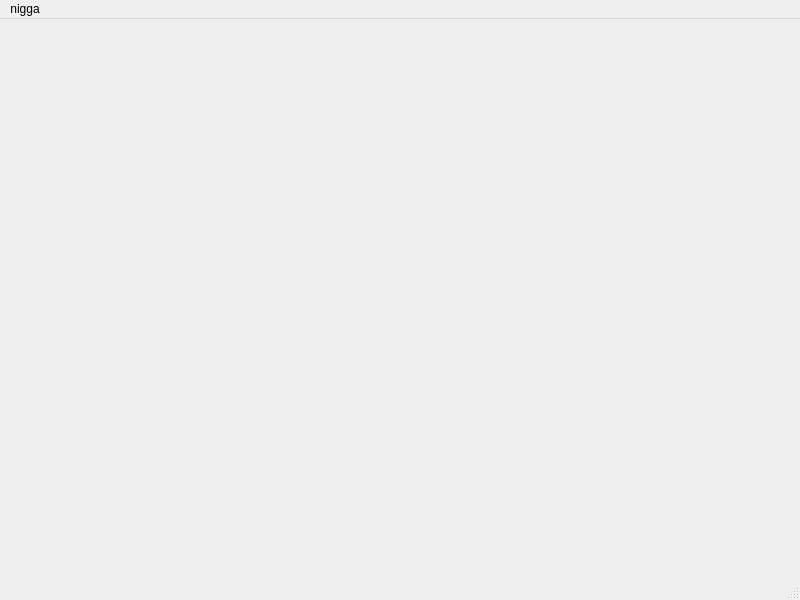
This is SocialMediaApp/socialmediaapp.ui in TayyabKhalid25/2nd_Semester_Social_Media_App as Qt 5 draws it before an edit. The edited form follows.
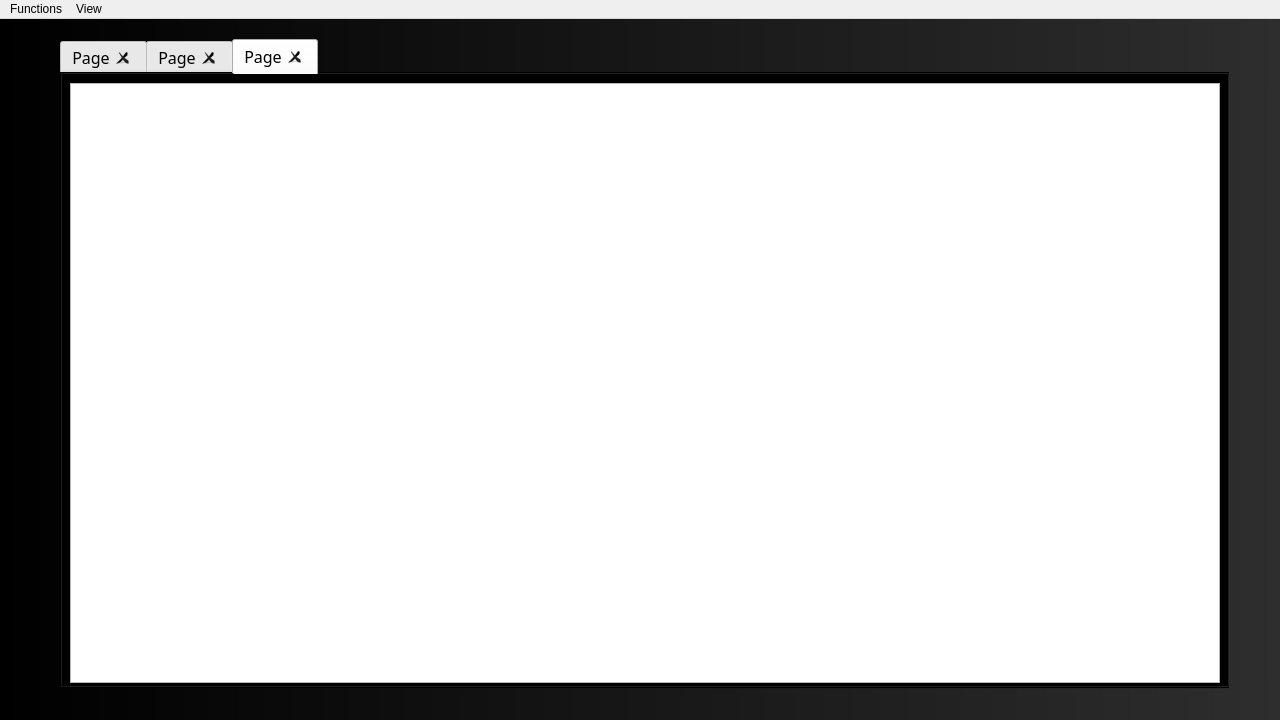
This is the edited form.

The edit to the form file:
```diff
--- a/SocialMediaApp/socialmediaapp.ui
+++ b/SocialMediaApp/socialmediaapp.ui
@@ -6,31 +6,458 @@
    <rect>
     <x>0</x>
     <y>0</y>
-    <width>800</width>
-    <height>600</height>
+    <width>1280</width>
+    <height>720</height>
    </rect>
   </property>
+  <property name="palette">
+   <palette>
+    <active>
+     <colorrole role="Button">
+      <brush brushstyle="LinearGradientPattern">
+       <gradient startx="0.000000000000000" starty="0.000000000000000" endx="1.000000000000000" endy="0.000000000000000" type="LinearGradient" spread="PadSpread" coordinatemode="ObjectBoundingMode">
+        <gradientstop position="0.000000000000000">
+         <color alpha="255">
+          <red>0</red>
+          <green>0</green>
+          <blue>0</blue>
+         </color>
+        </gradientstop>
+        <gradientstop position="1.000000000000000">
+         <color alpha="255">
+          <red>46</red>
+          <green>46</green>
+          <blue>46</blue>
+         </color>
+        </gradientstop>
+       </gradient>
+      </brush>
+     </colorrole>
+     <colorrole role="Base">
+      <brush brushstyle="LinearGradientPattern">
+       <gradient startx="0.000000000000000" starty="0.000000000000000" endx="1.000000000000000" endy="0.000000000000000" type="LinearGradient" spread="PadSpread" coordinatemode="ObjectBoundingMode">
+        <gradientstop position="0.000000000000000">
+         <color alpha="255">
+          <red>0</red>
+          <green>0</green>
+          <blue>0</blue>
+         </color>
+        </gradientstop>
+        <gradientstop position="1.000000000000000">
+         <color alpha="255">
+          <red>46</red>
+          <green>46</green>
+          <blue>46</blue>
+         </color>
+        </gradientstop>
+       </gradient>
+      </brush>
+     </colorrole>
+     <colorrole role="Window">
+      <brush brushstyle="LinearGradientPattern">
+       <gradient startx="0.000000000000000" starty="0.000000000000000" endx="1.000000000000000" endy="0.000000000000000" type="LinearGradient" spread="PadSpread" coordinatemode="ObjectBoundingMode">
+        <gradientstop position="0.000000000000000">
+         <color alpha="255">
+          <red>0</red>
+          <green>0</green>
+          <blue>0</blue>
+         </color>
+        </gradientstop>
+        <gradientstop position="1.000000000000000">
+         <color alpha="255">
+          <red>46</red>
+          <green>46</green>
+          <blue>46</blue>
+         </color>
+        </gradientstop>
+       </gradient>
+      </brush>
+     </colorrole>
+    </active>
+    <inactive>
+     <colorrole role="Button">
+      <brush brushstyle="LinearGradientPattern">
+       <gradient startx="0.000000000000000" starty="0.000000000000000" endx="1.000000000000000" endy="0.000000000000000" type="LinearGradient" spread="PadSpread" coordinatemode="ObjectBoundingMode">
+        <gradientstop position="0.000000000000000">
+         <color alpha="255">
+          <red>0</red>
+          <green>0</green>
+          <blue>0</blue>
+         </color>
+        </gradientstop>
+        <gradientstop position="1.000000000000000">
+         <color alpha="255">
+          <red>46</red>
+          <green>46</green>
+          <blue>46</blue>
+         </color>
+        </gradientstop>
+       </gradient>
+      </brush>
+     </colorrole>
+     <colorrole role="Base">
+      <brush brushstyle="LinearGradientPattern">
+       <gradient startx="0.000000000000000" starty="0.000000000000000" endx="1.000000000000000" endy="0.000000000000000" type="LinearGradient" spread="PadSpread" coordinatemode="ObjectBoundingMode">
+        <gradientstop position="0.000000000000000">
+         <color alpha="255">
+          <red>0</red>
+          <green>0</green>
+          <blue>0</blue>
+         </color>
+        </gradientstop>
+        <gradientstop position="1.000000000000000">
+         <color alpha="255">
+          <red>46</red>
+          <green>46</green>
+          <blue>46</blue>
+         </color>
+        </gradientstop>
+       </gradient>
+      </brush>
+     </colorrole>
+     <colorrole role="Window">
+      <brush brushstyle="LinearGradientPattern">
+       <gradient startx="0.000000000000000" starty="0.000000000000000" endx="1.000000000000000" endy="0.000000000000000" type="LinearGradient" spread="PadSpread" coordinatemode="ObjectBoundingMode">
+        <gradientstop position="0.000000000000000">
+         <color alpha="255">
+          <red>0</red>
+          <green>0</green>
+          <blue>0</blue>
+         </color>
+        </gradientstop>
+        <gradientstop position="1.000000000000000">
+         <color alpha="255">
+          <red>46</red>
+          <green>46</green>
+          <blue>46</blue>
+         </color>
+        </gradientstop>
+       </gradient>
+      </brush>
+     </colorrole>
+    </inactive>
+    <disabled>
+     <colorrole role="Button">
+      <brush brushstyle="LinearGradientPattern">
+       <gradient startx="0.000000000000000" starty="0.000000000000000" endx="1.000000000000000" endy="0.000000000000000" type="LinearGradient" spread="PadSpread" coordinatemode="ObjectBoundingMode">
+        <gradientstop position="0.000000000000000">
+         <color alpha="255">
+          <red>0</red>
+          <green>0</green>
+          <blue>0</blue>
+         </color>
+        </gradientstop>
+        <gradientstop position="1.000000000000000">
+         <color alpha="255">
+          <red>46</red>
+          <green>46</green>
+          <blue>46</blue>
+         </color>
+        </gradientstop>
+       </gradient>
+      </brush>
+     </colorrole>
+     <colorrole role="Base">
+      <brush brushstyle="LinearGradientPattern">
+       <gradient startx="0.000000000000000" starty="0.000000000000000" endx="1.000000000000000" endy="0.000000000000000" type="LinearGradient" spread="PadSpread" coordinatemode="ObjectBoundingMode">
+        <gradientstop position="0.000000000000000">
+         <color alpha="255">
+          <red>0</red>
+          <green>0</green>
+          <blue>0</blue>
+         </color>
+        </gradientstop>
+        <gradientstop position="1.000000000000000">
+         <color alpha="255">
+          <red>46</red>
+          <green>46</green>
+          <blue>46</blue>
+         </color>
+        </gradientstop>
+       </gradient>
+      </brush>
+     </colorrole>
+     <colorrole role="Window">
+      <brush brushstyle="LinearGradientPattern">
+       <gradient startx="0.000000000000000" starty="0.000000000000000" endx="1.000000000000000" endy="0.000000000000000" type="LinearGradient" spread="PadSpread" coordinatemode="ObjectBoundingMode">
+        <gradientstop position="0.000000000000000">
+         <color alpha="255">
+          <red>0</red>
+          <green>0</green>
+          <blue>0</blue>
+         </color>
+        </gradientstop>
+        <gradientstop position="1.000000000000000">
+         <color alpha="255">
+          <red>46</red>
+          <green>46</green>
+          <blue>46</blue>
+         </color>
+        </gradientstop>
+       </gradient>
+      </brush>
+     </colorrole>
+    </disabled>
+   </palette>
+  </property>
   <property name="windowTitle">
    <string>SocialMediaApp</string>
   </property>
-  <widget class="QWidget" name="centralwidget"/>
-  <widget class="QMenuBar" name="menubar">
+  <property name="autoFillBackground">
+   <bool>false</bool>
+  </property>
+  <property name="styleSheet">
+   <string notr="true">QMainWindow
+{
+background-color: qlineargradient(spread:pad, x1:0, y1:0, x2:1, y2:0, stop:0 rgba(0, 0, 0, 255), stop:1 rgba(46, 46, 46, 255));
+}
+</string>
+  </property>
+  <widget class="QWidget" name="centralwidget">
+   <widget class="QTabWidget" name="tabWidget">
+    <property name="geometry">
+     <rect>
+      <x>60</x>
+      <y>20</y>
+      <width>1170</width>
+      <height>650</height>
+     </rect>
+    </property>
+    <property name="palette">
+     <palette>
+      <active>
+       <colorrole role="Button">
+        <brush brushstyle="SolidPattern">
+         <color alpha="0">
+          <red>0</red>
+          <green>0</green>
+          <blue>0</blue>
+         </color>
+        </brush>
+       </colorrole>
+       <colorrole role="Base">
+        <brush brushstyle="SolidPattern">
+         <color alpha="255">
+          <red>0</red>
+          <green>0</green>
+          <blue>0</blue>
+         </color>
+        </brush>
+       </colorrole>
+       <colorrole role="Window">
+        <brush brushstyle="SolidPattern">
+         <color alpha="0">
+          <red>0</red>
+          <green>0</green>
+          <blue>0</blue>
+         </color>
+        </brush>
+       </colorrole>
+      </active>
+      <inactive>
+       <colorrole role="Button">
+        <brush brushstyle="SolidPattern">
+         <color alpha="0">
+          <red>0</red>
+          <green>0</green>
+          <blue>0</blue>
+         </color>
+        </brush>
+       </colorrole>
+       <colorrole role="Base">
+        <brush brushstyle="SolidPattern">
+         <color alpha="255">
+          <red>0</red>
+          <green>0</green>
+          <blue>0</blue>
+         </color>
+        </brush>
+       </colorrole>
+       <colorrole role="Window">
+        <brush brushstyle="SolidPattern">
+         <color alpha="0">
+          <red>0</red>
+          <green>0</green>
+          <blue>0</blue>
+         </color>
+        </brush>
+       </colorrole>
+      </inactive>
+      <disabled>
+       <colorrole role="Button">
+        <brush brushstyle="SolidPattern">
+         <color alpha="0">
+          <red>0</red>
+          <green>0</green>
+          <blue>0</blue>
+         </color>
+        </brush>
+       </colorrole>
+       <colorrole role="Base">
+        <brush brushstyle="SolidPattern">
+         <color alpha="255">
+          <red>0</red>
+          <green>0</green>
+          <blue>0</blue>
+         </color>
+        </brush>
+       </colorrole>
+       <colorrole role="Window">
+        <brush brushstyle="SolidPattern">
+         <color alpha="0">
+          <red>0</red>
+          <green>0</green>
+          <blue>0</blue>
+         </color>
+        </brush>
+       </colorrole>
+      </disabled>
+     </palette>
+    </property>
+    <property name="font">
+     <font>
+      <family>Copperplate Gothic Bold</family>
+      <pointsize>12</pointsize>
+     </font>
+    </property>
+    <property name="contextMenuPolicy">
+     <enum>Qt::DefaultContextMenu</enum>
+    </property>
+    <property name="styleSheet">
+     <string notr="true">QStackedWidget 
+{
+background: transparent; 
+}
+QStackedWidget:item
+{
+color:white;
+}</string>
+    </property>
+    <property name="currentIndex">
+     <number>2</number>
+    </property>
+    <property name="tabsClosable">
+     <bool>true</bool>
+    </property>
+    <property name="movable">
+     <bool>true</bool>
+    </property>
+    <widget class="QWidget" name="Home">
+     <attribute name="title">
+      <string>Page</string>
+     </attribute>
+     <widget class="QTextBrowser" name="HomeText">
+      <property name="geometry">
+       <rect>
+        <x>8</x>
+        <y>9</y>
+        <width>1150</width>
+        <height>600</height>
+       </rect>
+      </property>
+     </widget>
+    </widget>
+    <widget class="QWidget" name="Timeline">
+     <attribute name="title">
+      <string>Page</string>
+     </attribute>
+     <widget class="QTextBrowser" name="TimelineText">
+      <property name="geometry">
+       <rect>
+        <x>8</x>
+        <y>9</y>
+        <width>1150</width>
+        <height>600</height>
+       </rect>
+      </property>
+     </widget>
+    </widget>
+    <widget class="QWidget" name="FriendList">
+     <property name="accessibleName">
+      <string/>
+     </property>
+     <attribute name="title">
+      <string>Page</string>
+     </attribute>
+     <widget class="QTextBrowser" name="FriendListText">
+      <property name="geometry">
+       <rect>
+        <x>8</x>
+        <y>9</y>
+        <width>1150</width>
+        <height>600</height>
+       </rect>
+      </property>
+     </widget>
+    </widget>
+   </widget>
+  </widget>
+  <widget class="QMenuBar" name="menuBar">
    <property name="geometry">
     <rect>
      <x>0</x>
      <y>0</y>
-     <width>800</width>
+     <width>1280</width>
      <height>21</height>
     </rect>
    </property>
-   <widget class="QMenu" name="menunigga">
+   <widget class="QMenu" name="menuFunctions">
     <property name="title">
-     <string>nigga</string>
+     <string>Functions</string>
     </property>
    </widget>
-   <addaction name="menunigga"/>
+   <widget class="QMenu" name="menuView">
+    <property name="title">
+     <string>View</string>
+    </property>
+    <addaction name="actionView_Post"/>
+    <addaction name="actionView_Timeline"/>
+    <addaction name="actionView_Friend_List"/>
+    <addaction name="actionView_Page"/>
+   </widget>
+   <addaction name="menuFunctions"/>
+   <addaction name="menuView"/>
   </widget>
-  <widget class="QStatusBar" name="statusbar"/>
+  <action name="actionSet_User">
+   <property name="text">
+    <string>Set User</string>
+   </property>
+  </action>
+  <action name="actionLike_Post">
+   <property name="text">
+    <string>Like Post</string>
+   </property>
+  </action>
+  <action name="actionComment">
+   <property name="text">
+    <string>Comment</string>
+   </property>
+  </action>
+  <action name="actionShare_Memory">
+   <property name="text">
+    <string>Share Memory</string>
+   </property>
+  </action>
+  <action name="actionView_Post">
+   <property name="text">
+    <string>Post</string>
+   </property>
+  </action>
+  <action name="actionView_Timeline">
+   <property name="text">
+    <string>Timeline</string>
+   </property>
+  </action>
+  <action name="actionView_Friend_List">
+   <property name="text">
+    <string>Friend List</string>
+   </property>
+  </action>
+  <action name="actionView_Page">
+   <property name="text">
+    <string>Page</string>
+   </property>
+  </action>
  </widget>
  <resources/>
  <connections/>
```
Left out of the diff: 9 changed lines with no effect on the pictures.
